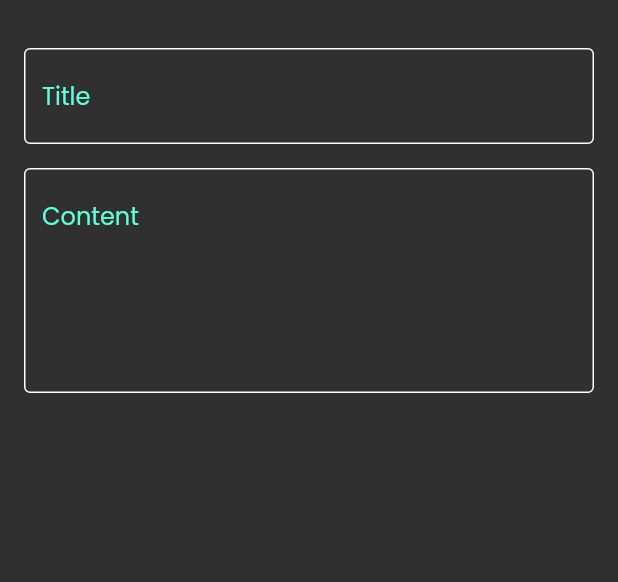
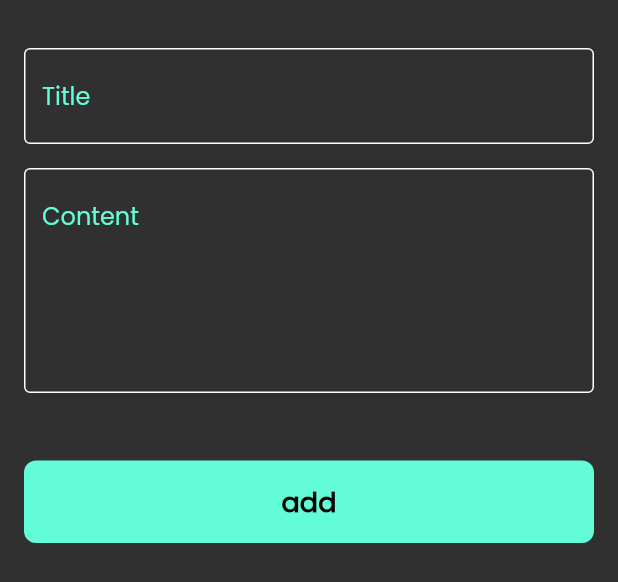
Before and after one commit to AbdelrhmanMohamedKhaled/notes_app, a Flutter app: the AddNoteButtomSheet widget shown alone on an empty page, opened directly, on a phone screen of 412 x 824 dp. Shown: the top 582 px of the screen. Run offline on Flutter 3.47's test engine with Material 2 defaults, Android fonts, the phone set to English and light mode, and no system bars.

Commit message:
finish notes button sheet

```diff
--- a/lib/views/widgets/add_note_bottom_sheet.dart
+++ b/lib/views/widgets/add_note_bottom_sheet.dart
@@ -1,4 +1,5 @@
 import 'package:flutter/material.dart';
+import 'package:note_app/views/widgets/custom_botton.dart';
 import 'package:note_app/views/widgets/custom_text_field.dart';
 
 class AddNoteButtomSheet extends StatelessWidget {
@@ -8,6 +9,7 @@ class AddNoteButtomSheet extends StatelessWidget {
   Widget build(BuildContext context) {
     return const Padding(
       padding: EdgeInsets.symmetric(horizontal: 16),
+      child: SingleChildScrollView(
         child: Column(
           children: [
             SizedBox(
@@ -23,7 +25,15 @@ class AddNoteButtomSheet extends StatelessWidget {
               hintText: 'Content',
               maxLine: 5,
             ),
+            SizedBox(
+              height: 45,
+            ),
+            CustomButton(),
+            SizedBox(
+              height: 16,
+            ),
           ],
+        ),
       ),
     );
   }
--- /dev/null
+++ b/lib/views/widgets/custom_botton.dart
@@ -0,0 +1,23 @@
+import 'package:flutter/material.dart';
+
+import '../../constants.dart';
+
+class CustomButton extends StatelessWidget {
+  const CustomButton({super.key});
+
+  @override
+  Widget build(BuildContext context) {
+    return Container(
+      width: MediaQuery.of(context).size.width,
+      height: 55,
+      decoration: BoxDecoration(
+          color: kPrimaryColor, borderRadius: BorderRadius.circular(8)),
+      child: const Center(
+          child: Text(
+        'add',
+        style: TextStyle(
+            color: Colors.black, fontSize: 18, fontWeight: FontWeight.bold),
+      )),
+    );
+  }
+}
```
Lines whose indentation alone changed are shown as unchanged.
